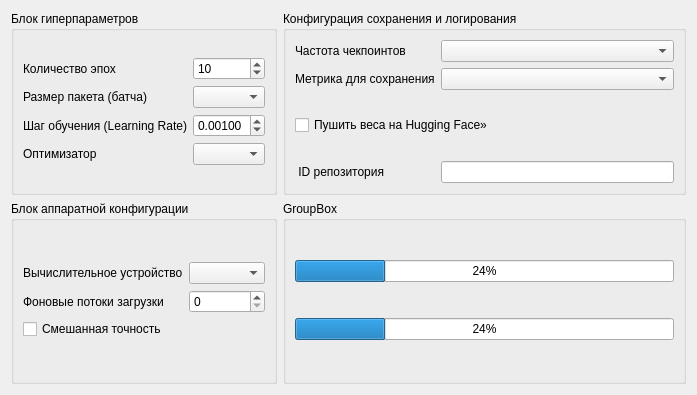
Above: src/ai_panel.ui from Ivanos121/pyTorch-Studio before the change. Below: the same form after it.
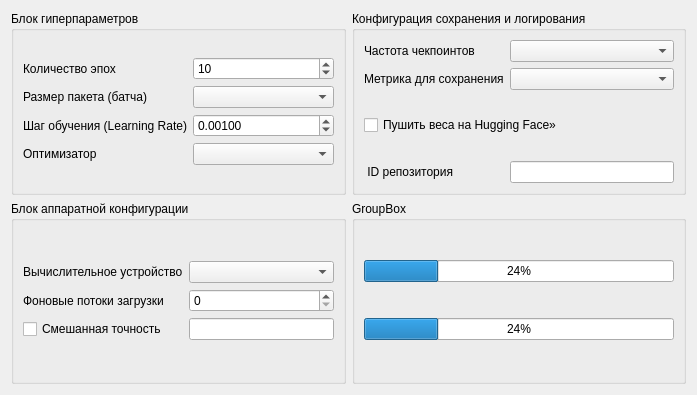
That is the form after the change.

What changed in the file:
```diff
--- a/src/ai_panel.ui
+++ b/src/ai_panel.ui
@@ -181,6 +181,9 @@
           </property>
          </widget>
         </item>
+        <item row="2" column="1">
+         <widget class="QLineEdit" name="lineEdit_2"/>
+        </item>
        </layout>
       </item>
      </layout>
```
